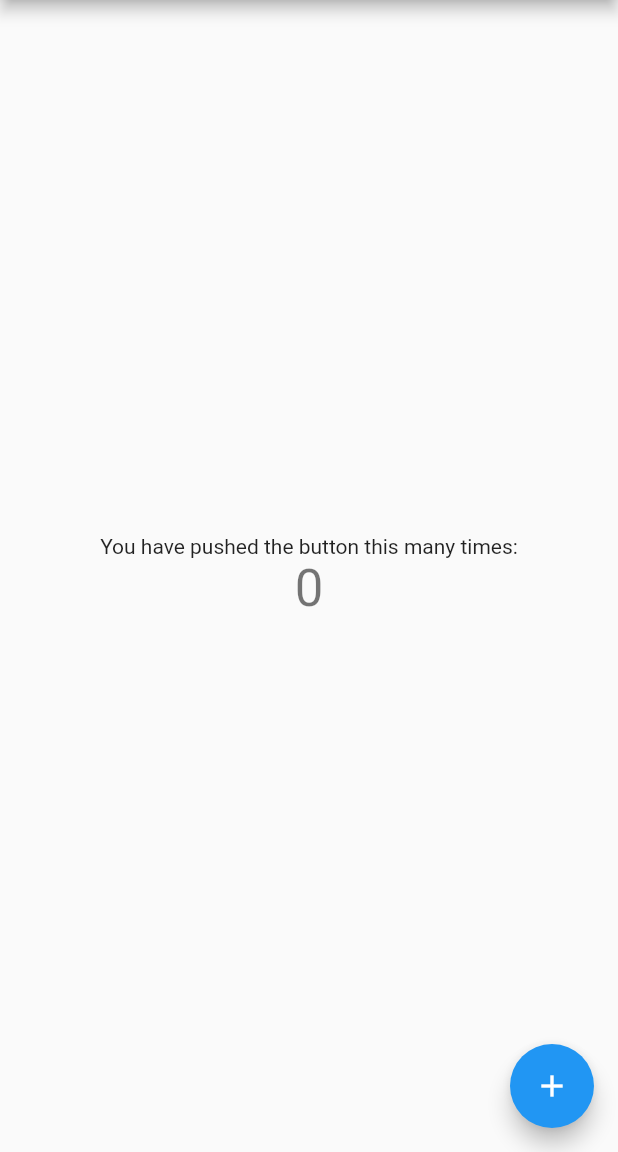
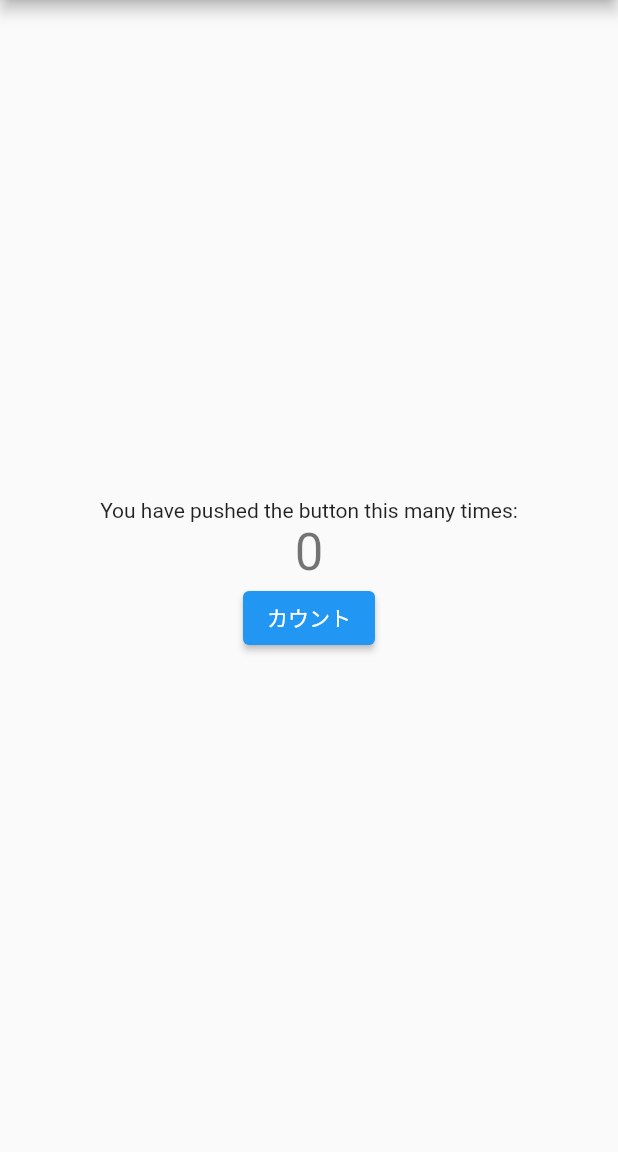
Before and after one commit to otaku1123/flutter-sample-state, a Flutter app: the screen it shows after launch, on a phone screen of 412 x 824 dp, the part 84-1236 px from its top. Run offline on Flutter 3.47's test engine with Material 2 defaults, Android fonts, the phone set to English and light mode, and no system bars.

```diff
--- a/lib/main.dart
+++ b/lib/main.dart
@@ -47,21 +47,54 @@ class _MyHomePageState extends State<MyHomePage> {
         child: Column(
           mainAxisAlignment: MainAxisAlignment.center,
           children: <Widget>[
-            const Text(
-              'You have pushed the button this many times:',
-            ),
-            Text(
-              '$_counter',
-              style: Theme.of(context).textTheme.headlineMedium,
-            ),
+            const WidgetA(),
+            WidgetB(_counter),
+            WidgetC(_incrementCounter),
           ],
         ),
       ),
-      floatingActionButton: FloatingActionButton(
-        onPressed: _incrementCounter,
-        tooltip: 'Increment',
-        child: const Icon(Icons.add),
-      ), // This trailing comma makes auto-formatting nicer for build methods.
     );
   }
 }
+
+class WidgetA extends StatelessWidget {
+  const WidgetA({super.key});
+
+  @override
+  Widget build(BuildContext context) {
+    print('WidgetA build() called');
+    return const Text(
+      'You have pushed the button this many times:',
+    );
+  }
+}
+
+class WidgetB extends StatelessWidget {
+  const WidgetB(this.counter, {super.key});
+  final int counter;
+
+  @override
+  Widget build(BuildContext context) {
+    print('WidgetB build() called');
+    return Text(
+      '$counter',
+      style: Theme.of(context).textTheme.headlineMedium,
+    );
+  }
+}
+
+class WidgetC extends StatelessWidget {
+  const WidgetC(this.increment, {super.key});
+  final Function increment;
+
+  @override
+  Widget build(BuildContext context) {
+    print('WidgetC build() called');
+    return ElevatedButton(
+      onPressed: () {
+        increment();
+      },
+      child: const Text('カウント'),
+    );
+  }
+}
```
